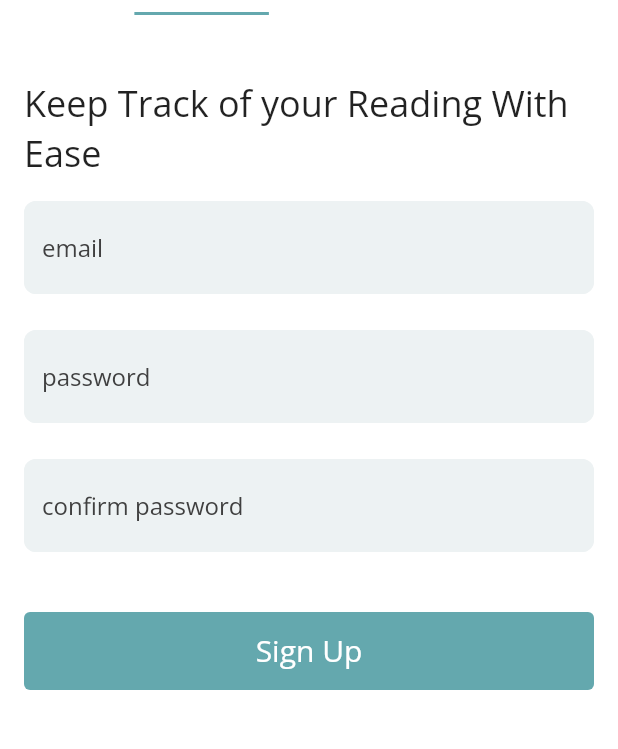
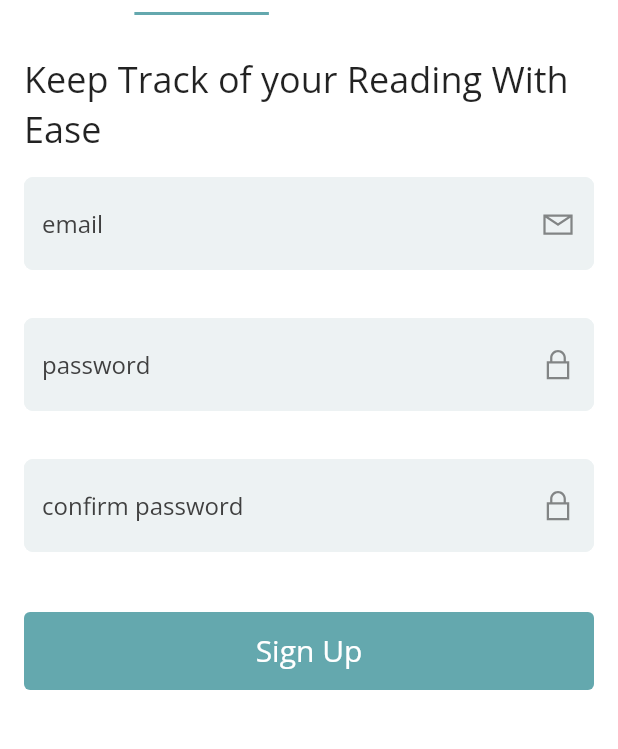
Before and after one commit to arpit-d/book_trakr, a Flutter app: the AuthView screen opened directly, tab 2 chosen, after a tap on "Sign Up", on a phone screen of 412 x 824 dp, the part 96-845 px from its top. Run offline on Flutter 3.47's test engine with Material 2 defaults, Android fonts, the phone set to English and light mode, and no system bars; our stand-ins replace bloc, cloud_firestore, equatable, firebase_auth, firebase_core, flutter_bloc and 4 more; missing offline and left inert: flow_builder; accounts and stored records are empty.

```diff
--- a/lib/app/core/app_icons.dart
+++ b/lib/app/core/app_icons.dart
@@ -3,3 +3,5 @@ import 'package:line_awesome_flutter/line_awesome_flutter.dart';
 const signOutIcon = LineAwesomeIcons.alternate_sign_out;
 const signInIcon = LineAwesomeIcons.alternate_sign_in;
 const notificationBellIcon = LineAwesomeIcons.bell;
+const emailIcon = LineAwesomeIcons.envelope;
+const passwordIcon = LineAwesomeIcons.lock;
--- a/lib/app/core/snackbars.dart
+++ b/lib/app/core/snackbars.dart
@@ -1,4 +1,5 @@
 import 'package:book_tracker/app/core/app_colors.dart';
+import 'package:book_tracker/app/core/app_theme.dart';
 import 'package:flutter/material.dart';
 
 enum SnackbarType {
@@ -18,8 +19,9 @@ showSnackbar(
       SnackBar(
         content: Text(
           message,
-          style: const TextStyle(
+          style: TextStyle(
             fontSize: 16,
+            fontFamily: AppTheme.fontFamily,
           ),
         ),
         behavior: SnackBarBehavior.floating,
--- a/lib/features/authentication/login/login_form.dart
+++ b/lib/features/authentication/login/login_form.dart
@@ -5,6 +5,7 @@ import 'package:book_tracker/features/widgets/square_button.dart';
 import 'package:flutter/material.dart';
 import 'package:flutter_bloc/flutter_bloc.dart';
 
+import '../../../app/core/app_icons.dart';
 import '../../../app/core/gaps.dart';
 import 'cubit/login_cubit.dart';
 
@@ -31,7 +32,7 @@ class SignInForm extends StatelessWidget {
         },
         child: SingleChildScrollView(
           child: Padding(
-            padding: const EdgeInsets.all(16.0),
+            padding: const EdgeInsets.symmetric(horizontal: 16.0),
             child: Column(
               crossAxisAlignment: CrossAxisAlignment.start,
               mainAxisSize: MainAxisSize.min,
@@ -39,6 +40,7 @@ class SignInForm extends StatelessWidget {
                 _LoginHeader(),
                 gapH16,
                 _EmailInput(),
+                gapH8,
                 _PasswordInput(),
                 gapH16,
                 _LoginButton(),
@@ -130,6 +132,7 @@ class _EmailInput extends StatelessWidget {
           keyboardType: TextInputType.emailAddress,
           autovalidateMode: AutovalidateMode.onUserInteraction,
           decoration: const InputDecoration(
+            suffixIcon: Icon(emailIcon),
             labelText: 'email',
             helperText: '',
           ),
@@ -155,6 +158,7 @@ class _PasswordInput extends StatelessWidget {
           obscureText: true,
           autovalidateMode: AutovalidateMode.onUserInteraction,
           decoration: const InputDecoration(
+            suffixIcon: Icon(passwordIcon),
             helperText: '',
             labelText: 'password',
           ),
@@ -166,6 +170,14 @@ class _PasswordInput extends StatelessWidget {
 
 class _LoginButton extends StatelessWidget {
   const _LoginButton({Key? key}) : super(key: key);
+  void _loginButtonPressed(BuildContext context) {
+    FocusScopeNode currentFocus = FocusScope.of(context);
+    if (!currentFocus.hasPrimaryFocus && currentFocus.focusedChild != null) {
+      currentFocus.focusedChild!.unfocus();
+    }
+    context.read<LoginCubit>().login();
+  }
+
   @override
   Widget build(BuildContext context) {
     return BlocBuilder<LoginCubit, LoginState>(
@@ -177,11 +189,11 @@ class _LoginButton extends StatelessWidget {
         // debugPrint("Password: ${state.password}");
         debugPrint("Form Valid in UI: ${state.status.toString()}");
         return state.status == FormStatus.submissionInProgress
-            ? const CircularProgressIndicator()
+            ? const Center(child: CircularProgressIndicator())
             : SquareButton(
                 isDisabled: false,
                 title: 'Login',
-                onPressed: () => context.read<LoginCubit>().login(),
+                onPressed: () => _loginButtonPressed(context),
               );
       },
     );
--- a/lib/features/authentication/signup/signup_form.dart
+++ b/lib/features/authentication/signup/signup_form.dart
@@ -1,7 +1,9 @@
+import 'package:book_tracker/app/core/app_icons.dart';
 import 'package:book_tracker/constants/enums.dart';
 import 'package:book_tracker/features/widgets/square_button.dart';
 import 'package:flutter/material.dart';
 import 'package:flutter_bloc/flutter_bloc.dart';
+import 'package:line_awesome_flutter/line_awesome_flutter.dart';
 
 import '../../../app/core/gaps.dart';
 import '../../../app/core/snackbars.dart';
@@ -31,7 +33,7 @@ class SignUpForm extends StatelessWidget {
       },
       child: SingleChildScrollView(
         child: Padding(
-          padding: const EdgeInsets.all(16.0),
+          padding: const EdgeInsets.symmetric(horizontal: 16.0),
           child: Column(
             crossAxisAlignment: CrossAxisAlignment.start,
             mainAxisSize: MainAxisSize.min,
@@ -39,7 +41,9 @@ class SignUpForm extends StatelessWidget {
               _LoginHeader(),
               gapH16,
               _EmailInput(),
+              gapH8,
               _PasswordInput(),
+              gapH8,
               _ConfirmPasswordInput(),
               gapH16,
               _SignUpButton(),
@@ -85,6 +89,7 @@ class _EmailInput extends StatelessWidget {
           keyboardType: TextInputType.emailAddress,
           autovalidateMode: AutovalidateMode.onUserInteraction,
           decoration: const InputDecoration(
+            suffixIcon: Icon(LineAwesomeIcons.envelope),
             labelText: 'email',
             helperText: '',
           ),
@@ -110,6 +115,7 @@ class _PasswordInput extends StatelessWidget {
           obscureText: true,
           autovalidateMode: AutovalidateMode.onUserInteraction,
           decoration: const InputDecoration(
+            suffixIcon: Icon(passwordIcon),
             labelText: 'password',
             helperText: '',
           ),
@@ -139,6 +145,7 @@ class _ConfirmPasswordInput extends StatelessWidget {
           obscureText: true,
           autovalidateMode: AutovalidateMode.onUserInteraction,
           decoration: const InputDecoration(
+            suffixIcon: Icon(passwordIcon),
             labelText: 'confirm password',
             helperText: '',
           ),
@@ -149,6 +156,14 @@ class _ConfirmPasswordInput extends StatelessWidget {
 }
 
 class _SignUpButton extends StatelessWidget {
+  void _signUpButtonPressed(BuildContext context) {
+    FocusScopeNode currentFocus = FocusScope.of(context);
+    if (!currentFocus.hasPrimaryFocus && currentFocus.focusedChild != null) {
+      currentFocus.focusedChild!.unfocus();
+    }
+    context.read<SignUpCubit>().signUpFormSubmitted();
+  }
+
   const _SignUpButton({
     Key? key,
   }) : super(key: key);
@@ -158,12 +173,11 @@ class _SignUpButton extends StatelessWidget {
       buildWhen: (previous, current) => previous.status != current.status,
       builder: (context, state) {
         return state.status == FormStatus.submissionInProgress
-            ? const CircularProgressIndicator()
+            ? const Center(child: CircularProgressIndicator())
             : SquareButton(
                 isDisabled: false,
                 title: 'Sign Up',
-                onPressed: () =>
-                    context.read<SignUpCubit>().signUpFormSubmitted(),
+                onPressed: () => _signUpButtonPressed(context),
               );
       },
     );
```
Also changed, not shown: lib/app/core/app_theme.dart (+16 -14 lines).
